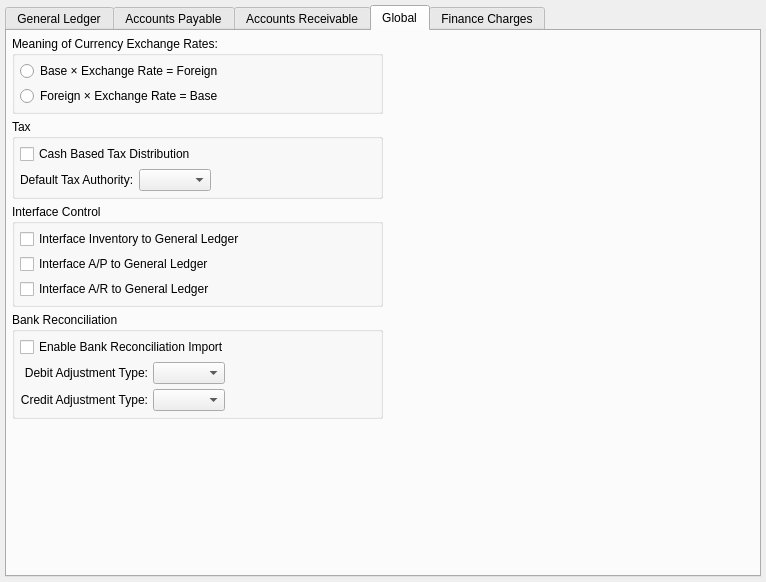
Before: the Qt Designer form guiclient/configureGL.ui in Pegasus-RPG/xtuple-client, drawn with Qt 5.
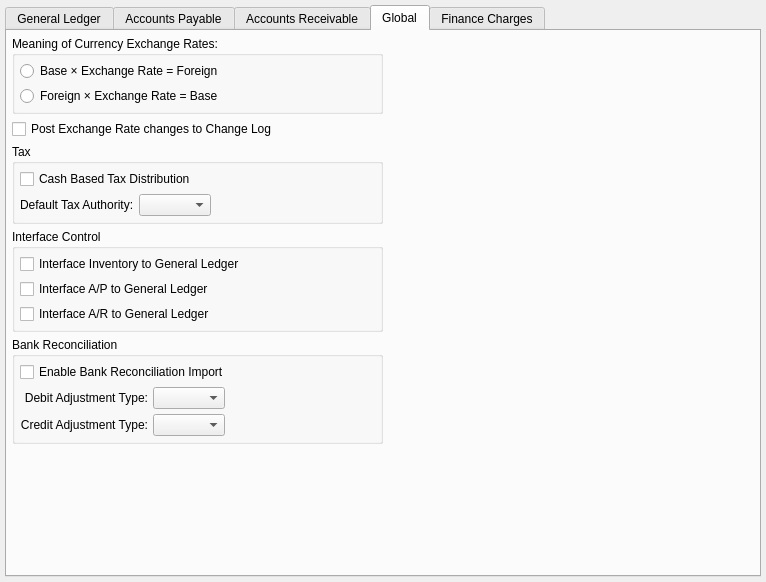
After: the same form once the commit is applied. The open tabs and pages were chosen to show the change. Custom widgets are drawn as their Qt base class.

Commit message: Issue #25986: Add Comments for Exchange Rates

What changed in the file:
```diff
--- a/guiclient/configureGL.ui
+++ b/guiclient/configureGL.ui
@@ -1358,6 +1358,13 @@
              </layout>
             </widget>
            </item>
+           <item>
+            <widget class="QCheckBox" name="_fxChangeLog">
+             <property name="text">
+              <string>Post Exchange Rate changes to Change Log</string>
+             </property>
+            </widget>
+           </item>
            <item>
             <widget class="QGroupBox" name="_taxGroup">
              <property name="title">
```
The commit also changes 9 other files.
